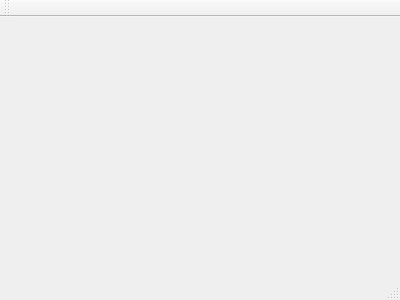
jivilkov/IBLTest, file mainwindow.ui: the form before one commit.
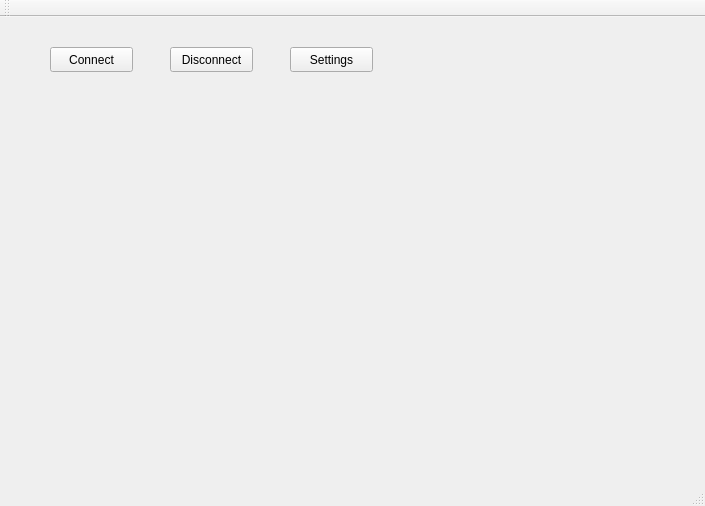
The form after the commit.

Patch:
```diff
--- a/mainwindow.ui
+++ b/mainwindow.ui
@@ -1,24 +1,79 @@
 <ui version="4.0">
  <class>MainWindow</class>
- <widget class="QMainWindow" name="MainWindow" >
-  <property name="geometry" >
+ <widget class="QMainWindow" name="MainWindow">
+  <property name="geometry">
    <rect>
     <x>0</x>
     <y>0</y>
-    <width>400</width>
-    <height>300</height>
+    <width>705</width>
+    <height>506</height>
    </rect>
   </property>
   <property name="windowTitle" >
    <string>MainWindow</string>
   </property>
-  <widget class="QMenuBar" name="menuBar" />
-  <widget class="QToolBar" name="mainToolBar" />
-  <widget class="QWidget" name="centralWidget" />
-  <widget class="QStatusBar" name="statusBar" />
+  <widget class="QWidget" name="centralWidget">
+   <widget class="QPushButton" name="buttonConnect">
+    <property name="geometry">
+     <rect>
+      <x>50</x>
+      <y>30</y>
+      <width>83</width>
+      <height>25</height>
+     </rect>
+    </property>
+    <property name="text">
+     <string>Connect</string>
+    </property>
+   </widget>
+   <widget class="QPushButton" name="buttonDisconnect">
+    <property name="geometry">
+     <rect>
+      <x>170</x>
+      <y>30</y>
+      <width>83</width>
+      <height>25</height>
+     </rect>
+    </property>
+    <property name="text">
+     <string>Disconnect</string>
+    </property>
+   </widget>
+   <widget class="QPushButton" name="buttonSettings">
+    <property name="geometry">
+     <rect>
+      <x>290</x>
+      <y>30</y>
+      <width>83</width>
+      <height>25</height>
+     </rect>
+    </property>
+    <property name="text">
+     <string>Settings</string>
+    </property>
+   </widget>
+  </widget>
+  <widget class="QMenuBar" name="menuBar">
+   <property name="geometry">
+    <rect>
+     <x>0</x>
+     <y>0</y>
+     <width>705</width>
+     <height>22</height>
+    </rect>
+   </property>
+  </widget>
+  <widget class="QToolBar" name="mainToolBar">
+   <attribute name="toolBarArea">
+    <enum>TopToolBarArea</enum>
+   </attribute>
+   <attribute name="toolBarBreak">
+    <bool>false</bool>
+   </attribute>
+  </widget>
+  <widget class="QStatusBar" name="statusBar"/>
  </widget>
- <layoutDefault spacing="6" margin="11" />
- <pixmapfunction></pixmapfunction>
+ <layoutdefault spacing="6" margin="11"/>
  <resources/>
  <connections/>
 </ui>
```
Left out of the diff: 3 changed lines with no effect on the pictures.
